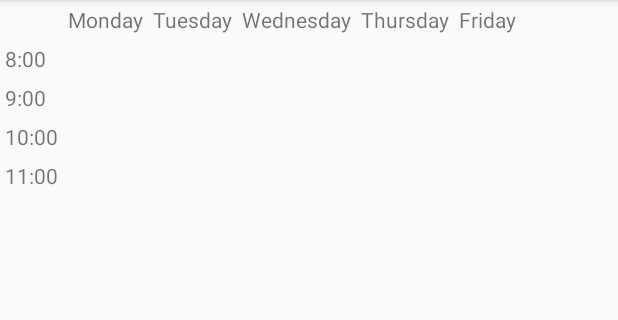
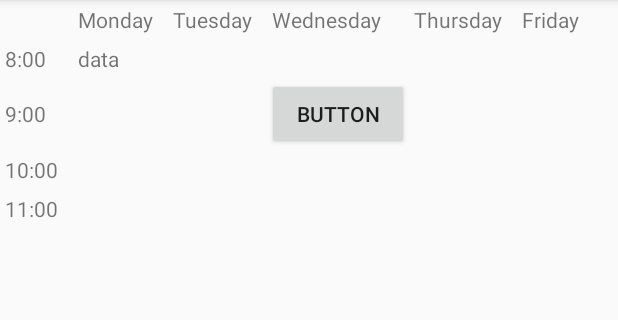
Before and after one commit to youmeizhang/CS446-SchedU-App, an Android app: the screen it shows after launch (Main2Activity), after a tap on "GENERATE", on a phone screen of 412 x 824 dp, the part 84-404 px from its top. Run offline under Robolectric (Android 15) with nearby library versions, the phone set to English and light mode, and no system bars.

Commit message:
add new functions

```diff
--- a/SchedU/app/src/main/java/com/example/schedu/Main2Activity.java
+++ b/SchedU/app/src/main/java/com/example/schedu/Main2Activity.java
@@ -1,20 +1,29 @@
 package com.example.schedu;
 
+import android.content.Intent;
 import android.support.v7.app.AppCompatActivity;
 import android.os.Bundle;
+import android.view.View;
+import android.widget.Button;
 import android.widget.TextView;
 
 public class Main2Activity extends AppCompatActivity {
     private TextView textView2;
+    private Button btn3;
+    String value;
 
     @Override
     protected void onCreate(Bundle savedInstanceState) {
         super.onCreate(savedInstanceState);
         setContentView(R.layout.activity_main2);
+        final String value = getIntent().getStringExtra("getData");
 
         textView2 = (TextView)findViewById(R.id.Mon8);
-
-        String value = getIntent().getStringExtra("getData");
-        textView2.setText(value);
+        btn3 = (Button)findViewById(R.id.new_button);
+        btn3.setOnClickListener(new View.OnClickListener(){
+            public void onClick(View v){
+                textView2.setText(value);
+            }
+        });
     }
 }
--- a/SchedU/app/src/main/java/com/example/schedu/MainActivity.java
+++ b/SchedU/app/src/main/java/com/example/schedu/MainActivity.java
@@ -57,8 +57,8 @@ public class MainActivity extends AppCompatActivity {
         spinner2.setOnItemSelectedListener(new AdapterView.OnItemSelectedListener() {
             @Override
             public void onItemSelected(AdapterView<?> parent, View view, int position, long id) {
-                string1 = parent.getItemAtPosition(position).toString();
-                String s = string1 + string2;
+                string2 = parent.getItemAtPosition(position).toString();
+                s = string1 + string2;
                 textView1.setText(s);
             }
 
@@ -72,6 +72,7 @@ public class MainActivity extends AppCompatActivity {
         btn1.setOnClickListener(new View.OnClickListener(){
             public void onClick(View v){
                 Intent i = new Intent(MainActivity.this, Main2Activity.class);
+
                 i.putExtra("getData", s);
                 startActivity(i);
             }
--- a/SchedU/app/src/main/res/layout/activity_main2.xml
+++ b/SchedU/app/src/main/res/layout/activity_main2.xml
@@ -2,8 +2,11 @@
 <TableLayout xmlns:android="http://schemas.android.com/apk/res/android"
     android:layout_width="match_parent"
     android:layout_height="match_parent"
-    android:stretchColumns="6" >
+    android:shrinkColumns="1, 1"
+    android:stretchColumns="*">
     <TableRow>
+        android:layout_width="0dp"
+        android:layout_weight="1"
         <TextView
             android:text=""/>
         <TextView
@@ -24,6 +27,8 @@
             android:padding="3dip" />
     </TableRow>
     <TableRow>
+        android:layout_width="0dp"
+        android:layout_weight="1"
         <TextView
             android:text="8:00"
             android:padding="3dip"/>
@@ -31,7 +36,7 @@
         <TextView
             android:id="@+id/Mon8"
             android:padding="3dip"
-            android:text=""/>
+            android:text="data"/>
 
         <TextView
             android:id="@+id/Tue8"
@@ -63,6 +68,12 @@
             android:id="@+id/Tue9"
             android:padding="3dip" />
 
+        <Button
+            android:id="@+id/new_button"
+            android:layout_width="wrap_content"
+            android:layout_height="wrap_content"
+            android:text="Button" />
+
         <TextView
             android:id="@+id/Wed9"
             android:padding="3dip" />
```
Also changed, not shown: 1 other file.
